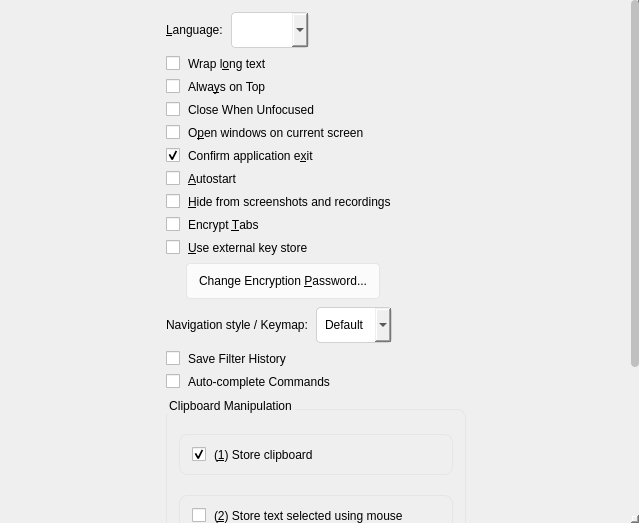
First picture: the form in src/ui/configtabgeneral.ui, repository ForgetiExistence/CopyQ, before the edit.
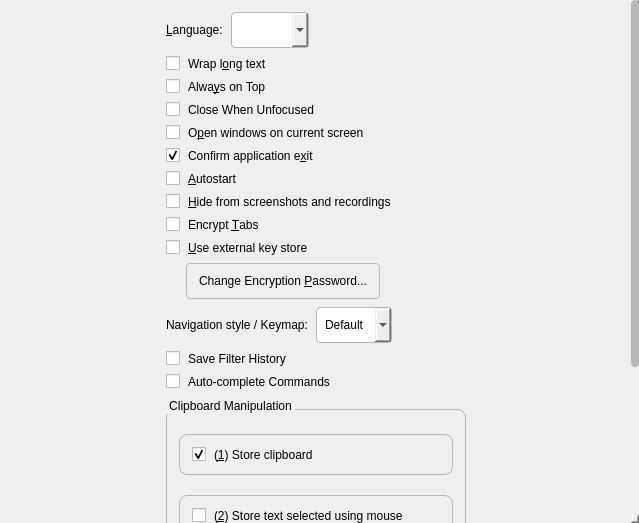
Second picture: the form after the edit.

```diff
--- a/src/ui/configtabgeneral.ui
+++ b/src/ui/configtabgeneral.ui
@@ -17,7 +17,7 @@
    <bool>true</bool>
   </property>
   <property name="styleSheet">
-   <string>QScrollBar { border: none; background: transparent; width: 8px; margin: 0; } QScrollBar::handle { background: #C0C0C0; border-radius: 4px; min-height: 24px; } QScrollBar::handle:hover { background: #A0A0A0; }</string>
+   <string>QScrollBar { border: none; background: transparent; width: 8px; margin: 0; } QScrollBar::handle { background: palette(mid); border-radius: 4px; min-height: 24px; } QScrollBar::handle:hover { background: palette(mid); }</string>
   </property>
   <widget class="QWidget" name="scrollAreaWidgetContents">
    <property name="geometry">
@@ -117,7 +117,7 @@
         <item>
          <widget class="QComboBox" name="comboBoxLanguage">
           <property name="styleSheet">
-           <string>border-radius: 4px; border: 1px solid #D1D1D1; padding: 5px 8px; min-height: 24px;</string>
+           <string>border-radius: 4px; border: 1px solid palette(mid); padding: 5px 8px; min-height: 24px;</string>
           </property>
          </widget>
         </item>
@@ -298,7 +298,7 @@
            <string>Change Encryption &amp;Password...</string>
           </property>
           <property name="styleSheet">
-           <string>border-radius: 4px; padding: 5px 12px; min-height: 24px; border: 1px solid #E5E5E5; background-color: #FBFBFB;</string>
+           <string>border-radius: 4px; padding: 5px 12px; min-height: 24px; border: 1px solid palette(mid); background-color: palette(button);</string>
           </property>
           <property name="minimumHeight">
            <number>32</number>
@@ -353,7 +353,7 @@
            <string>Support for Vi navigation (keys H, J, K, L, / and more) and Emacs navigation (Ctrl+N, P, V and more)</string>
           </property>
           <property name="styleSheet">
-           <string>border-radius: 4px; border: 1px solid #D1D1D1; padding: 5px 8px; min-height: 24px;</string>
+           <string>border-radius: 4px; border: 1px solid palette(mid); padding: 5px 8px; min-height: 24px;</string>
           </property>
           <item>
            <property name="text">
@@ -425,7 +425,7 @@
          <bool>false</bool>
         </property>
         <property name="styleSheet">
-         <string>border-radius: 8px; border: 1px solid #E5E5E5; margin-top: 12px; padding: 12px;</string>
+         <string>border-radius: 8px; border: 1px solid palette(mid); margin-top: 12px; padding: 12px;</string>
         </property>
         <layout class="QGridLayout" name="gridLayout_8">
          <property name="spacing">
```
